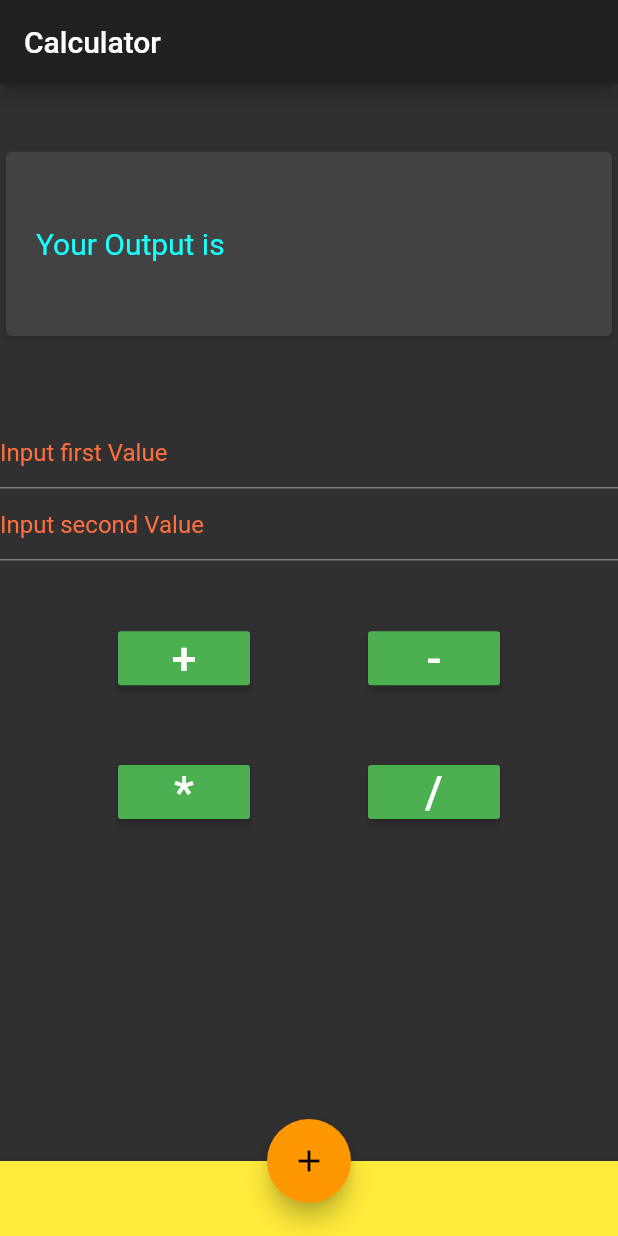
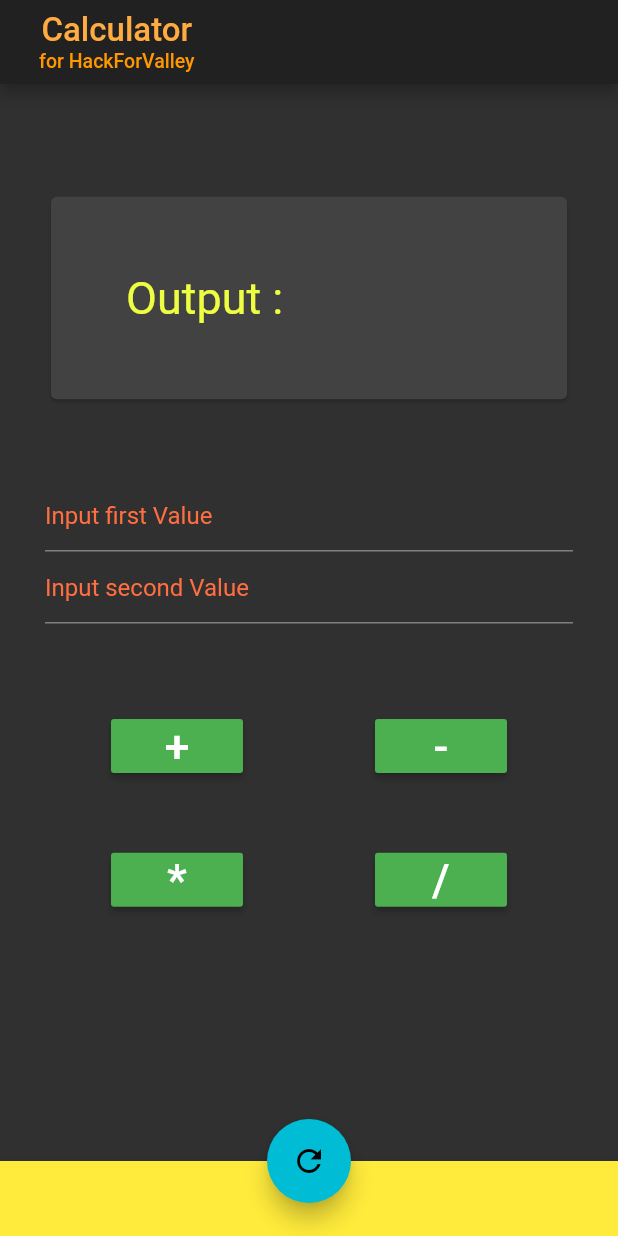
Before and after one commit to HackForValley/Flutter-101, a Flutter app: the screen it shows after launch, on a phone screen of 412 x 824 dp. Run offline on Flutter 3.47's test engine with Material 2 defaults, Android fonts, the phone set to English and light mode, and no system bars; Roboto replaces fonts that are missing (Poppins, Raleway).

Commit message:
flutter projects

```diff
--- a/Mayank0038/Calculator/lib/main.dart
+++ b/Mayank0038/Calculator/lib/main.dart
@@ -1,5 +1,6 @@
 import 'package:flutter/material.dart';
-
+//import 'dart:math';
+double sum=0;
 void main() => runApp(MyApp());
 
 class MyApp extends StatelessWidget {
@@ -10,7 +11,7 @@ class MyApp extends StatelessWidget {
       title: 'Flutter Demo',
       theme: ThemeData(
         primarySwatch: Colors.blue,
-        accentColor: Colors.orange,
+        accentColor: Colors.cyan,
         brightness: Brightness.dark,
       ),
       home: MyHomePage(title: 'Calculator'),
@@ -27,66 +28,140 @@ final String title;
 }
 
 class _MyHomePageState extends State<MyHomePage> {
-  //int _counter = 0;
+  double num1=0;
+ double num2=0;
+  String mess="";
+String temp="";
 
- // void _incrementCounter() {
-  //  setState(() {
-  //    _counter++;
- //   });
- // }
+final TextEditingController t1 = new TextEditingController(text:"");
+final TextEditingController t2 = new TextEditingController(text:"");
+  void _add() {
+    setState(() {
+      num1=double.parse(t1.text);
+      num2=double.parse(t2.text);
+      sum=num1+num2;
+      temp=sum.toString();
+    });
+  }
+  void _subtract(){
+    setState(() {
+      num1=double.parse(t1.text);
+      num2=double.parse(t2.text);
+      if(num1<num2){
+        sum=(-1)*(num2-num1);
+        temp=sum.toString();
+       }
+      else{
+      sum=num1-num2;
+      sum=sum.toDouble();
+      temp=sum.toString();}
+    });
+  }
+  void _multiply(){
+    setState(() {
+      num1=double.parse(t1.text);
+      num2=double.parse(t2.text);
+      sum=num1*num2;
+      temp=sum.toString();
+    });
+  }
+  void _divide(){
+    setState(() {
+      num1=double.parse(t1.text);
+      num2=double.parse(t2.text);
+      if(num2==0)
+      {
+        temp="NaN";
+      }
+      else{
+      sum=num1/num2;
+      temp=sum.toString();}
+    });
+  }
 
+void _message(){
+    setState(() {
+      temp="";
+
+    });
+  }
   @override
   Widget build(BuildContext context) {
     double screenH=MediaQuery.of(context).size.height;
     return Scaffold(
       appBar: AppBar(
-        title: Text(widget.title),
+        title:Column(
+            crossAxisAlignment: CrossAxisAlignment.start,
+            children: <Widget>[
+               Padding(padding:EdgeInsets.only(left: 10.0),
+               child:Column(
+                 children: <Widget>[
+              Text("Calculator",
+                style: TextStyle(fontFamily: 'Poppins', fontSize: 22,color: Colors.orangeAccent)),
+
+              Text(
+                "for HackForValley",
+                style: TextStyle(fontFamily: 'Raleway' , fontSize: 13,color: Colors.orange),
+              )])),
+            ],
+          ),
       ),
       floatingActionButton: FloatingActionButton(
-    child: Icon(Icons.add),
-    onPressed: () {},
+    child: Icon(Icons.refresh),
+    onPressed: _message,
    ),
    bottomNavigationBar: BottomAppBar(
      color:Colors.yellow,
      child:Container(height: 50.0),
+
    ),
    floatingActionButtonLocation: FloatingActionButtonLocation.centerDocked,
 
-      body: Center(
-
+      body: Container(
+        padding: EdgeInsets.all(30.0),
         child: ListView(
 
           children: <Widget>[
              SizedBox(height:screenH*0.05),
 
-            Card(child: Padding(padding:EdgeInsets.symmetric(horizontal: 20,vertical: 50 ), child:Text("Your Output is",style: TextStyle(fontSize: 20.0,color: Colors.cyanAccent)))),
+            Card(
+              child:Padding(padding:EdgeInsets.all(50.0),
+              child:Column(
+                crossAxisAlignment: CrossAxisAlignment.start,
+                children:<Widget>[
+                 Text("Output : $temp ",style:TextStyle(fontSize: 30.0,color: Colors.limeAccent),),
+                ],
+                ),
+            ),),
             SizedBox(height:screenH*0.06),
             TextField(
+              keyboardType: TextInputType.number,
+              controller: t1,
               decoration: InputDecoration(
                 hintText:"Input first Value",hintStyle: TextStyle(color:Colors.deepOrangeAccent),
               ),
               ),
                TextField(
+                 keyboardType: TextInputType.number,
+              controller: t2,
               decoration: InputDecoration(
                 hintText:"Input second Value",hintStyle: TextStyle(color:Colors.deepOrangeAccent),
               ),
               ),
 
-              SizedBox(height:screenH*0.05),
+              SizedBox(height:screenH*0.07),
 
               Column(
-                crossAxisAlignment: CrossAxisAlignment.center,
                 children: <Widget>[
                   Row(
-                    mainAxisAlignment: MainAxisAlignment.spaceEvenly,
+                    mainAxisAlignment: MainAxisAlignment.spaceAround,
                     children: <Widget>[
-                      RaisedButton(onPressed: (){},
-                      highlightColor: Colors.deepPurple,
+                      MaterialButton(onPressed: _add,
                       child:Text("+",style:TextStyle(fontSize: 30.0)),
                       color: Colors.green,
                       ),
 
-                       RaisedButton(onPressed: (){},
+                       MaterialButton(onPressed: _subtract,
                       child:Text("-",style:TextStyle(fontSize: 30.0)),
                       color: Colors.green,
                       ),
@@ -95,14 +170,14 @@ class _MyHomePageState extends State<MyHomePage> {
                SizedBox(height:screenH*0.05),
 
               Row(
-                mainAxisAlignment: MainAxisAlignment.spaceEvenly,
+                mainAxisAlignment: MainAxisAlignment.spaceAround,
                 children: <Widget>[
-                  RaisedButton(onPressed: (){},
+                  MaterialButton(onPressed: _multiply,
                   child:Text("*",style:TextStyle(fontSize: 30.0)),
                   color: Colors.green,
                   ),
 
-                   RaisedButton(onPressed: (){},
+                   MaterialButton(onPressed: _divide,
                   child:Text("/",style:TextStyle(fontSize: 30.0)),
                   color: Colors.green,
                   ),
```
